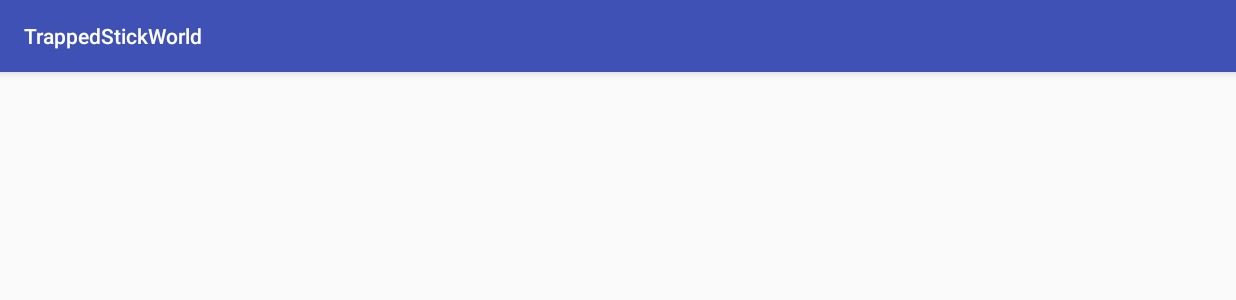
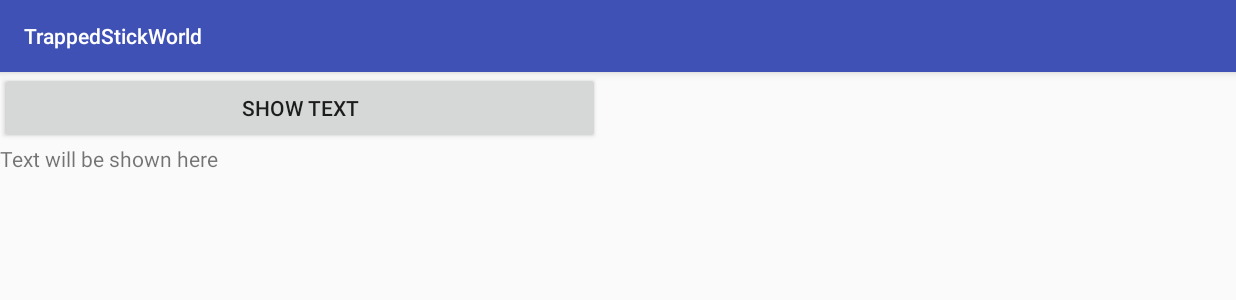
Before and after one commit to dracon98/TrappedStickWorld, an Android app: the MainActivity screen opened directly, with no data from a screen before it, on a phone screen of 824 x 412 dp (held sideways). Shown: the top 300 px of the screen. Run offline under Robolectric (Android 15) with nearby library versions, the light colour scheme and no system bars.

Commit message:
Json file tested and written on an activity for testing purposes

```diff
--- /dev/null
+++ b/app/src/main/res/layout-land/activity_main.xml
@@ -0,0 +1,23 @@
+<LinearLayout xmlns:android="http://schemas.android.com/apk/res/android"
+    xmlns:app="http://schemas.android.com/apk/res-auto"
+    xmlns:tools="http://schemas.android.com/tools"
+    android:layout_width="match_parent"
+    android:layout_height="match_parent"
+    android:orientation="vertical"
+    tools:context="com.example.richardoalvin.trappedstickworld.MainActivity">
+
+    <Button
+        android:id="@+id/button1"
+        android:layout_width="wrap_content"
+        android:layout_height="wrap_content"
+        android:text="show text"
+        android:width="400dp"
+        android:onClick="loadJson"/>
+
+    <TextView
+        android:id="@+id/textView"
+        android:layout_width="wrap_content"
+        android:layout_height="wrap_content"
+        android:text="Text will be shown here"
+       />
+</LinearLayout>
--- a/app/src/main/res/layout/activity_main.xml
+++ b/app/src/main/res/layout/activity_main.xml
@@ -6,4 +6,5 @@
     android:layout_height="match_parent"
     tools:context="com.example.richardoalvin.trappedstickworld.MainActivity">
 
+
 </android.support.constraint.ConstraintLayout>
--- /dev/null
+++ b/app/src/main/res/raw/item.json
@@ -0,0 +1,6 @@
+{
+  "name": "Seated NPC",
+  "gender": "Male",
+  "item": "Cigarrete",
+  "status": "Barely alive"
+}
```
Also changed, not shown: app/src/main/java/com/example/richardoalvin/trappedstickworld/MainActivity.java (+26 -0 lines), app/src/main/res/raw/venue.json (+6 -1 lines).
